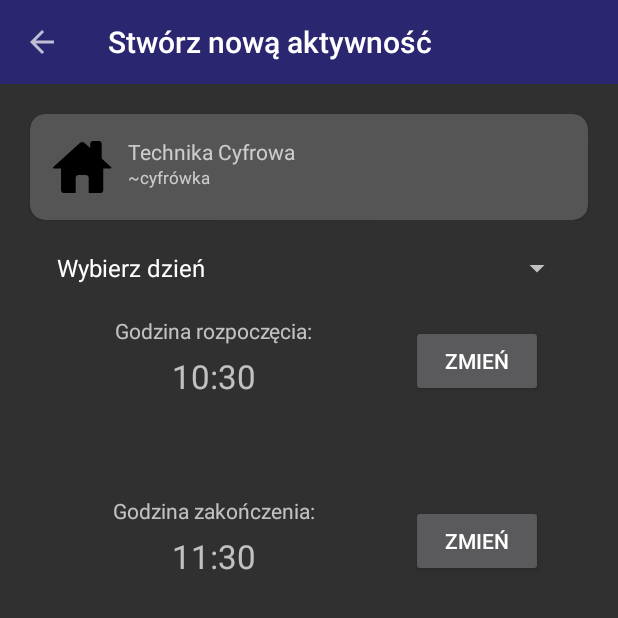
After one commit to krisx303/Time-management-java, an Android app: the AddCalendarEventActivity screen opened directly, with no data from a screen before it, on a phone screen of 412 x 824 dp, the top half of it. The commit adds this screen. Run offline under Robolectric (Android 15) with nearby library versions, the phone set to English and light mode, and no system bars; libraries missing offline, so code that uses them is left out: com.maltaisn.icondialog; 2 statements that could not run were skipped.

Commit message:
Global update

```diff
--- a/app/src/main/AndroidManifest.xml
+++ b/app/src/main/AndroidManifest.xml
@@ -11,7 +11,10 @@
         android:supportsRtl="true"
         android:theme="@style/Theme.TImeMaangement">
         <activity
-            android:name=".ui.addevent.AddCalendarEvent"
+            android:name=".ui.abcalendar.ABCalendarActivity"
+            android:exported="true" />
+        <activity
+            android:name=".ui.addevent.AddCalendarEventActivity"
             android:exported="true" />
         <activity
             android:name=".ui.editcategory.EditCategoryActivity"
--- /dev/null
+++ b/app/src/main/java/com/relit/timemaangement/ui/addevent/AddCalendarEventActivity.java
@@ -0,0 +1,127 @@
+package com.relit.timemaangement.ui.addevent;
+
+import android.app.DatePickerDialog;
+import android.app.TimePickerDialog;
+import android.graphics.LightingColorFilter;
+import android.os.Bundle;
+import android.view.LayoutInflater;
+import android.view.View;
+import android.widget.AdapterView;
+import android.widget.DatePicker;
+import android.widget.ImageView;
+import android.widget.LinearLayout;
+import android.widget.Spinner;
+import android.widget.TextView;
+import android.widget.TimePicker;
+import android.widget.Toast;
+
+import com.maltaisn.icondialog.data.Icon;
+import com.relit.timemaangement.DateTimeChoosingView;
+import com.relit.timemaangement.R;
+import com.relit.timemaangement.TimeManagement;
+import com.relit.timemaangement.ToolbarActivity;
+import com.relit.timemaangement.ui.category.Category;
+import com.relit.timemaangement.util.CategoryDialog;
+import com.relit.timemaangement.util.Helper;
+import com.relit.timemaangement.util.Hour;
+
+import java.util.Date;
+
+public class AddCalendarEventActivity extends ToolbarActivity implements AdapterView.OnItemSelectedListener {
+
+    private Spinner spinner;
+    private DateTimeChoosingView startHourChoosing, endHourChoosing;
+    private Hour startHour, endHour;
+    private EventDayType currentEventDayType = EventDayType.NOT_CHOSEN;
+    private LinearLayout linearContainer;
+    private DateTimeChoosingView dataChoosing;
+
+    @Override
+    protected void onCreate(Bundle savedInstanceState) {
+        super.onCreate(savedInstanceState);
+        setContentView(R.layout.activity_add_calendar_event);
+        prepareToolbar("Stwórz nową aktywność");
+        spinner = findViewById(R.id.spinner);
+        startHourChoosing = findViewById(R.id.start_hour);
+        endHourChoosing = findViewById(R.id.end_hour);
+        startHour = Helper.getCurrentHour();
+        startHourChoosing.setDataText(startHour.toString());
+        endHour = startHour.add(1, 0);
+        linearContainer = findViewById(R.id.linear_container);
+        endHourChoosing.setDataText(endHour.toString());
+        startHourChoosing.setOnButtonClickListener(this::onStartHourChoosing);
+        endHourChoosing.setOnButtonClickListener(this::onEndHourChoosing);
+        spinner.setOnItemSelectedListener(this);
+        findViewById(R.id.category).setOnClickListener(v -> openCategoryDialog());
+        openCategoryDialog();
+    }
+
+    private void openCategoryDialog(){
+        CategoryDialog categoryDialog = new CategoryDialog(this, this::onCategoryChosen, Helper.getIcons(this));
+        categoryDialog.show();
+    }
+
+    private void onCategoryChosen(Category category) {
+        Icon icon = Helper.getIcons(this).get(category.getIconID());
+        ImageView iconView = findViewById(R.id.category_icon);
+        iconView.setImageDrawable(icon.getDrawable());
+        iconView.setColorFilter(new LightingColorFilter(iconView.getSolidColor(), category.getColor()));
+        ((TextView) findViewById(R.id.category_name)).setText(category.getName());
+        ((TextView) findViewById(R.id.category_shortcut)).setText(category.getShortcut());
+    }
+
+    private void onStartHourChoosing(View ignore) {
+        Hour current = Helper.getCurrentHour();
+        TimePickerDialog timePickerDialog = new TimePickerDialog(this, this::onStartHourChosen, current.hour, current.minutes, true);
+        timePickerDialog.show();
+    }
+
+    private void onStartHourChosen(TimePicker timePicker, int hour, int minutes) {
+        startHour.setValues(hour, minutes);
+        startHourChoosing.setDataText(startHour.toString());
+    }
+
+    private void onEndHourChoosing(View ignore) {
+        Hour current = Helper.getCurrentHour();
+        TimePickerDialog timePickerDialog = new TimePickerDialog(this, this::onEndHourChosen, current.hour, current.minutes, true);
+        timePickerDialog.show();
+    }
+
+    private void onEndHourChosen(TimePicker timePicker, int hour, int minutes) {
+        endHour.setValues(hour, minutes);
+        endHourChoosing.setDataText(endHour.toString());
+    }
+
+    @Override
+    public void onItemSelected(AdapterView<?> adapterView, View view, int position, long l) {
+        EventDayType eventDayType = EventDayType.values()[position];
+        if (eventDayType == EventDayType.CUSTOM_DAY) {
+            if (dataChoosing == null) {
+                dataChoosing = new DateTimeChoosingView(this);
+                dataChoosing.setHintText("Wybierz datę");
+                dataChoosing.setDataText("08/03/2023");
+                dataChoosing.setOnButtonClickListener(this::onDateChoosing);
+            }
+            if (currentEventDayType != EventDayType.CUSTOM_DAY)
+                linearContainer.addView(dataChoosing);
+        } else {
+            if (dataChoosing != null) {
+                linearContainer.removeView(dataChoosing);
+            }
+        }
+        currentEventDayType = eventDayType;
+    }
+
+    private void onDateChoosing(View ignore) {
+        DatePickerDialog datePickerDialog = new DatePickerDialog(this, this::onDateChosen, 12, 1, 2);
+        datePickerDialog.show();
+    }
+
+    private void onDateChosen(DatePicker datePicker, int year, int month, int day) {
+
+    }
+
+    @Override
+    public void onNothingSelected(AdapterView<?> adapterView) {
+    }
+}
--- /dev/null
+++ b/app/src/main/java/com/relit/timemaangement/ui/addevent/EventDayType.java
@@ -0,0 +1,9 @@
+package com.relit.timemaangement.ui.addevent;
+
+public enum EventDayType {
+    NOT_CHOSEN,
+    TODAY,
+    TOMORROW,
+    CUSTOM_DAY,
+    REPEATED
+}
--- a/app/src/main/java/com/relit/timemaangement/ui/calendar/CalendarFragment.java
+++ b/app/src/main/java/com/relit/timemaangement/ui/calendar/CalendarFragment.java
@@ -14,7 +14,7 @@ import androidx.fragment.app.Fragment;
 
 import com.relit.timemaangement.R;
 import com.relit.timemaangement.databinding.FragmentCalendarBinding;
-import com.relit.timemaangement.ui.addevent.AddCalendarEvent;
+import com.relit.timemaangement.ui.addevent.AddCalendarEventActivity;
 
 public class CalendarFragment extends Fragment {
 
@@ -36,7 +36,7 @@ public class CalendarFragment extends Fragment {
     @Override
     public boolean onOptionsItemSelected(MenuItem item) {
         if(item.getItemId() == R.id.action_add_new_activity){
-            Intent intent = new Intent(getContext(), AddCalendarEvent.class);
+            Intent intent = new Intent(getContext(), AddCalendarEventActivity.class);
             startActivity(intent);
         }
         return super.onOptionsItemSelected(item);
--- a/app/src/main/java/com/relit/timemaangement/util/CalendarFragment.java
+++ /dev/null
@@ -1,4 +0,0 @@
-package com.relit.timemaangement.util;
-
-public class CalendarFragment {
-}
--- a/app/src/main/java/com/relit/timemaangement/util/Helper.java
+++ b/app/src/main/java/com/relit/timemaangement/util/Helper.java
@@ -1,10 +1,31 @@
 package com.relit.timemaangement.util;
 
+import android.app.Activity;
 import android.graphics.Color;
+
+import androidx.annotation.Nullable;
+
+import com.maltaisn.icondialog.data.Icon;
+import com.relit.timemaangement.TimeManagement;
+
+import java.util.Calendar;
+import java.util.Map;
 
 public class Helper {
     public static int getContrastColor(int color) {
         double luminance = (0.2126 * Color.red(color) + 0.7152 * Color.green(color) + 0.0722 * Color.blue(color)) / 255;
         return luminance > 0.5 ? Color.BLACK : Color.WHITE;
     }
+
+    public static Hour getCurrentHour(){
+        Calendar calendar = Calendar.getInstance();
+        int hour = calendar.get(Calendar.HOUR_OF_DAY);
+        int minutes = calendar.get(Calendar.MINUTE);
+        return new Hour(hour, minutes);
+    }
+
+    @Nullable
+    public static Map<Integer, Icon> getIcons(Activity activity) {
+        return ((TimeManagement) activity.getApplication()).getIconPack().getIcons();
+    }
 }
--- a/app/src/main/java/com/relit/timemaangement/util/Hour.java
+++ b/app/src/main/java/com/relit/timemaangement/util/Hour.java
@@ -11,6 +11,23 @@ public class Hour {
     public Hour(int hour, int minutes) {
         this.hour = hour;
         this.minutes = minutes;
+    }
+
+    public Hour(int hour){
+        this(hour, 0);
+    }
+
+    public Hour add(int hour, int minutes){
+        Hour hourCopy = new Hour(this.hour + hour, this.minutes + minutes);
+        if(hourCopy.minutes > 59){
+            hourCopy.hour++;
+            hourCopy.minutes -= 60;
+        }
+        return hourCopy;
+    }
+
+    public Hour add(Hour interval){
+        return add(interval.hour, interval.minutes);
     }
 
     public void addInterval(Hour interval){
@@ -28,4 +45,9 @@ public class Hour {
     public String toString() {
         return String.format("%d:%02d", this.hour, this.minutes);
     }
+
+    public void setValues(int hour, int minutes) {
+        this.hour = hour;
+        this.minutes = minutes;
+    }
 }
--- a/app/src/main/res/layout/action_bar.xml
+++ b/app/src/main/res/layout/action_bar.xml
@@ -32,7 +32,7 @@
         app:layout_constraintStart_toEndOf="@+id/imageView"
         app:layout_constraintTop_toTopOf="parent" />
 
-    <androidx.constraintlayout.utils.widget.ImageFilterView
+    <ImageView
         app:layout_constraintEnd_toEndOf="parent"
         app:layout_constraintTop_toTopOf="parent"
         app:layout_constraintBottom_toBottomOf="parent"
--- a/app/src/main/res/layout/activity_add_calendar_event.xml
+++ b/app/src/main/res/layout/activity_add_calendar_event.xml
@@ -4,6 +4,106 @@
     xmlns:tools="http://schemas.android.com/tools"
     android:layout_width="match_parent"
     android:layout_height="match_parent"
-    tools:context=".ui.addevent.AddCalendarEvent">
+    tools:context=".ui.addevent.AddCalendarEventActivity">
+
+    <androidx.appcompat.widget.Toolbar
+        android:id="@+id/toolbar"
+        android:layout_width="match_parent"
+        android:layout_height="wrap_content"
+        android:background="@color/blue_500"
+        app:layout_constraintEnd_toEndOf="parent"
+        app:layout_constraintStart_toStartOf="parent"
+        app:layout_constraintTop_toTopOf="parent" />
+
+    <com.google.android.material.card.MaterialCardView
+        android:id="@+id/category"
+        android:layout_width="match_parent"
+        android:layout_height="wrap_content"
+        app:cardCornerRadius="10dp"
+        app:cardBackgroundColor="#555555"
+        app:layout_constraintStart_toStartOf="parent"
+        app:layout_constraintEnd_toEndOf="parent"
+        app:layout_constraintTop_toBottomOf="@id/toolbar"
+        android:layout_marginTop="20dp"
+        android:layout_marginHorizontal="20dp">
+
+        <androidx.constraintlayout.widget.ConstraintLayout
+            android:layout_width="match_parent"
+            android:layout_margin="15dp"
+            android:layout_height="wrap_content">
+
+            <ImageView
+                android:src="@drawable/ic_menu_home"
+                android:id="@+id/category_icon"
+                android:layout_width="40dp"
+                android:layout_height="40dp"
+                app:layout_constraintStart_toStartOf="parent"
+                app:layout_constraintTop_toTopOf="parent"
+                app:layout_constraintBottom_toBottomOf="parent" />
+
+            <TextView
+                android:id="@+id/category_name"
+                android:text="Technika Cyfrowa"
+                android:layout_width="0dp"
+                android:layout_height="wrap_content"
+                app:layout_constraintStart_toEndOf="@id/category_icon"
+                app:layout_constraintTop_toTopOf="parent"
+                app:layout_constraintEnd_toEndOf="parent"
+                android:layout_marginStart="10dp"/>
+
+            <TextView
+                android:id="@+id/category_shortcut"
+                android:text="~cyfrówka"
+                android:textSize="11sp"
+                android:layout_width="wrap_content"
+                android:layout_height="wrap_content"
+                app:layout_constraintStart_toEndOf="@id/category_icon"
+                app:layout_constraintTop_toBottomOf="@id/category_name"
+                android:layout_marginStart="10dp"/>
+
+        </androidx.constraintlayout.widget.ConstraintLayout>
+    </com.google.android.material.card.MaterialCardView>
+
+    <Spinner
+        android:id="@+id/spinner"
+        android:layout_width="match_parent"
+        android:layout_height="wrap_content"
+        android:layout_marginHorizontal="30dp"
+        android:layout_marginTop="20dp"
+        android:entries="@array/ActivityDayType"
+        android:spinnerMode="dropdown"
+        app:layout_constraintEnd_toEndOf="parent"
+        app:layout_constraintStart_toStartOf="parent"
+        app:layout_constraintTop_toBottomOf="@+id/category"/>
+
+    <LinearLayout
+        android:id="@+id/linear_container"
+        android:layout_width="match_parent"
+        android:layout_height="wrap_content"
+        app:layout_constraintTop_toBottomOf="@id/spinner"
+        app:layout_constraintStart_toStartOf="parent"
+        app:layout_constraintEnd_toEndOf="parent"
+        android:orientation="vertical">
+
+        <com.relit.timemaangement.DateTimeChoosingView
+            android:id="@+id/start_hour"
+            android:layout_width="match_parent"
+            android:layout_height="wrap_content"
+            android:layout_marginTop="20dp"
+            app:hint="Godzina rozpoczęcia:"
+            app:data="12:21" />
+
+        <com.relit.timemaangement.DateTimeChoosingView
+            android:id="@+id/end_hour"
+            android:layout_width="match_parent"
+            android:layout_height="wrap_content"
+            app:hint="Godzina zakończenia:"
+            android:layout_marginVertical="20dp"
+            app:data="12:21" />
+
+    </LinearLayout>
+
+
+
 
 </androidx.constraintlayout.widget.ConstraintLayout>
--- a/app/src/main/res/layout/activity_add_category.xml
+++ b/app/src/main/res/layout/activity_add_category.xml
@@ -1,5 +1,6 @@
 <?xml version="1.0" encoding="utf-8"?>
-<androidx.constraintlayout.widget.ConstraintLayout xmlns:android="http://schemas.android.com/apk/res/android"
+<androidx.constraintlayout.widget.ConstraintLayout
+    xmlns:android="http://schemas.android.com/apk/res/android"
     xmlns:app="http://schemas.android.com/apk/res-auto"
     xmlns:tools="http://schemas.android.com/tools"
     android:layout_width="match_parent"
```
Also changed, not shown: app/src/main/java/com/relit/timemaangement/ui/addevent/AddCalendarEvent.java (deleted, +0 -16 lines), app/src/main/java/com/relit/timemaangement/ui/calendar/CalendarView.java (+2 -7 lines), app/src/main/java/com/relit/timemaangement/ui/category/CategoryAdapter.java (+18 -2 lines), app/src/main/java/com/relit/timemaangement/ui/category/CategoryFragment.java (+2 -7 lines), app/src/main/java/com/relit/timemaangement/util/CategoryDialog.java (added, +56 -0 lines), app/src/main/res/layout/dialog_category.xml (added, +25 -0 lines).
